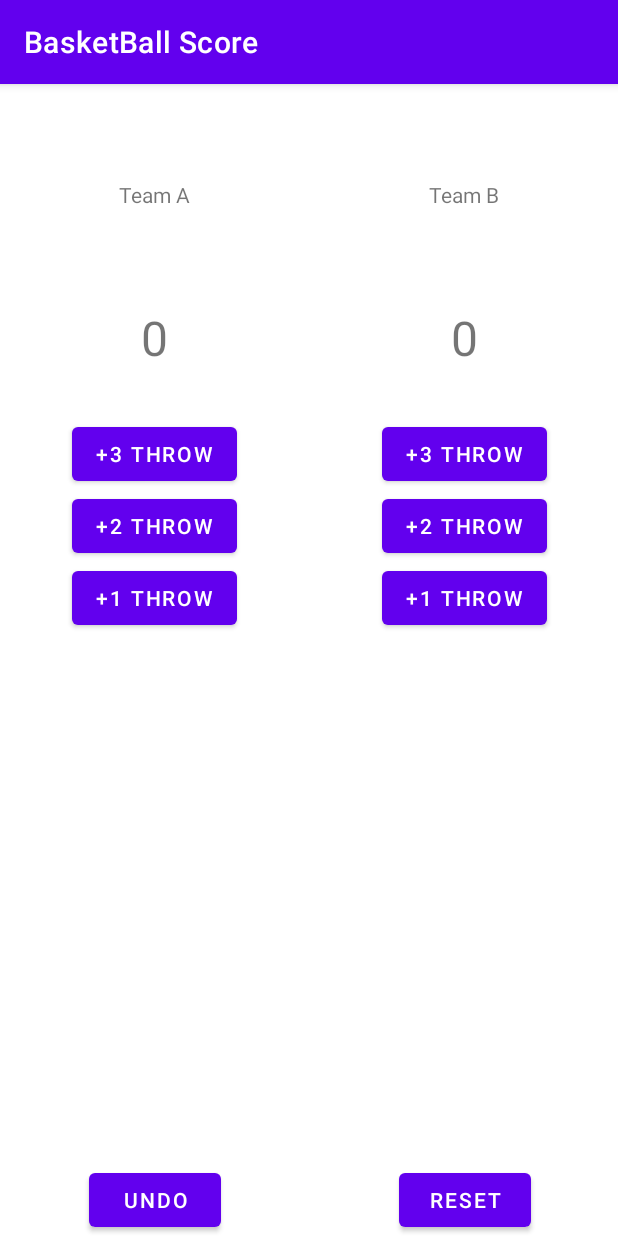
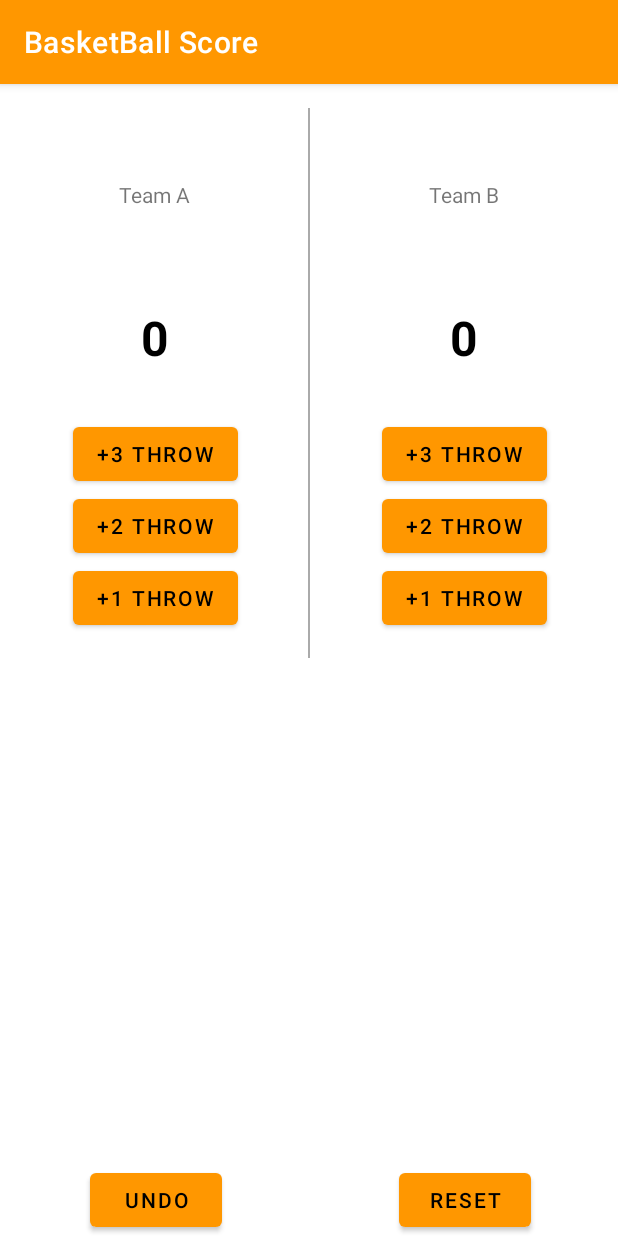
Before and after one commit to astha-singh-2445/BasketBall_Score_Andriod_App, an Android app: the screen it shows after launch (MainActivity), on a phone screen of 412 x 824 dp. Run offline under Robolectric (Android 15) with nearby library versions, the phone set to English and light mode, and no system bars.

Commit message:
color button

```diff
--- a/app/src/main/res/layout/activity_main.xml
+++ b/app/src/main/res/layout/activity_main.xml
@@ -11,12 +11,23 @@
         android:layout_height="wrap_content"
         tools:context=".MainActivity">
 
+        <View
+            android:layout_width="1dp"
+            android:layout_height="0dp"
+            app:layout_constraintTop_toTopOf="parent"
+            app:layout_constraintBottom_toBottomOf="@+id/teamA1Button"
+            app:layout_constraintStart_toStartOf="@+id/guideline"
+            app:layout_constraintEnd_toEndOf="@+id/guideline"
+            android:background="@android:color/darker_gray"
+            android:layout_marginTop="16dp"
+            android:layout_marginBottom="-16dp"/>
+
         <TextView
             android:id="@+id/teamATextView"
             android:layout_width="wrap_content"
             android:layout_height="wrap_content"
             android:layout_marginTop="64dp"
-            android:text="Team A"
+            android:text="@string/team_a"
             app:layout_constraintEnd_toStartOf="@+id/guideline"
             app:layout_constraintStart_toStartOf="parent"
             app:layout_constraintTop_toTopOf="parent" />
@@ -25,7 +36,7 @@
             android:id="@+id/teamBTextView"
             android:layout_width="wrap_content"
             android:layout_height="wrap_content"
-            android:text="Team B"
+            android:text="@string/team_b"
             app:layout_constraintEnd_toEndOf="parent"
             app:layout_constraintStart_toStartOf="@+id/guideline"
             app:layout_constraintTop_toTopOf="@+id/teamATextView" />
@@ -35,7 +46,8 @@
             android:layout_width="wrap_content"
             android:layout_height="wrap_content"
             android:layout_marginTop="64dp"
-            android:textSize="32dp"
+            android:textSize="32sp"
+            style="@style/ScoreTextStyle"
             app:layout_constraintEnd_toEndOf="@+id/teamATextView"
             app:layout_constraintStart_toStartOf="@+id/teamATextView"
             app:layout_constraintTop_toBottomOf="@+id/teamATextView"
@@ -45,7 +57,8 @@
             android:id="@+id/teamBScoreTextView"
             android:layout_width="wrap_content"
             android:layout_height="wrap_content"
-            android:textSize="32dp"
+            android:textSize="32sp"
+            style="@style/ScoreTextStyle"
             app:layout_constraintEnd_toEndOf="@+id/teamBTextView"
             app:layout_constraintStart_toStartOf="@+id/teamBTextView"
             app:layout_constraintTop_toTopOf="@+id/teamAScoreTextView"
@@ -56,7 +69,7 @@
             android:layout_width="wrap_content"
             android:layout_height="wrap_content"
             android:layout_marginTop="32dp"
-            android:text="+3 THROW"
+            android:text="@string/_3_throw"
             app:layout_constraintEnd_toEndOf="@+id/teamAScoreTextView"
             app:layout_constraintStart_toStartOf="@+id/teamAScoreTextView"
             app:layout_constraintTop_toBottomOf="@+id/teamAScoreTextView" />
@@ -65,7 +78,7 @@
             android:id="@+id/teamB3Button"
             android:layout_width="wrap_content"
             android:layout_height="wrap_content"
-            android:text="+3 THROW"
+            android:text="@string/_3_throw"
             app:layout_constraintEnd_toEndOf="@+id/teamBScoreTextView"
             app:layout_constraintStart_toStartOf="@+id/teamBScoreTextView"
             app:layout_constraintTop_toTopOf="@+id/teamA3Button" />
@@ -74,7 +87,7 @@
             android:id="@+id/teamA2Button"
             android:layout_width="wrap_content"
             android:layout_height="wrap_content"
-            android:text="+2 THROW"
+            android:text="@string/_2_throw"
             app:layout_constraintEnd_toEndOf="@+id/teamA3Button"
             app:layout_constraintStart_toStartOf="@+id/teamA3Button"
             app:layout_constraintTop_toBottomOf="@+id/teamA3Button" />
@@ -83,7 +96,7 @@
             android:id="@+id/teamB2Button"
             android:layout_width="wrap_content"
             android:layout_height="wrap_content"
-            android:text="+2 THROW"
+            android:text="@string/_2_throw"
             app:layout_constraintEnd_toEndOf="@+id/teamB3Button"
             app:layout_constraintStart_toStartOf="@+id/teamB3Button"
             app:layout_constraintTop_toTopOf="@+id/teamA2Button" />
@@ -92,7 +105,7 @@
             android:id="@+id/teamA1Button"
             android:layout_width="wrap_content"
             android:layout_height="wrap_content"
-            android:text="+1 THROW"
+            android:text="@string/_1_throw"
             app:layout_constraintEnd_toEndOf="@+id/teamA2Button"
             app:layout_constraintStart_toStartOf="@+id/teamA2Button"
             app:layout_constraintTop_toBottomOf="@+id/teamA2Button" />
@@ -101,7 +114,7 @@
             android:id="@+id/teamB1Button"
             android:layout_width="wrap_content"
             android:layout_height="wrap_content"
-            android:text="+1 THROW"
+            android:text="@string/_1_throw"
             app:layout_constraintEnd_toEndOf="@+id/teamB2Button"
             app:layout_constraintStart_toStartOf="@+id/teamB2Button"
             app:layout_constraintTop_toTopOf="@+id/teamA1Button" />
@@ -110,18 +123,18 @@
             android:id="@+id/undo"
             android:layout_width="wrap_content"
             android:layout_height="wrap_content"
-            android:text="UNDO"
+            android:text="@string/undo"
             app:layout_constraintBottom_toBottomOf="parent"
             app:layout_constraintEnd_toEndOf="@+id/teamA1Button"
             app:layout_constraintStart_toStartOf="@+id/teamA1Button"
             app:layout_constraintTop_toBottomOf="@+id/teamA1Button"
-            app:layout_constraintVertical_bias="1"/>
+            app:layout_constraintVertical_bias="1" />
 
         <Button
             android:id="@+id/reset"
             android:layout_width="wrap_content"
             android:layout_height="wrap_content"
-            android:text="RESET"
+            android:text="@string/reset"
             app:layout_constraintBottom_toBottomOf="@+id/undo"
             app:layout_constraintEnd_toEndOf="@+id/teamB1Button"
             app:layout_constraintStart_toStartOf="@+id/teamB1Button" />
--- a/app/src/main/res/values-night/themes.xml
+++ /dev/null
@@ -1,16 +0,0 @@
-<resources xmlns:tools="http://schemas.android.com/tools">
-    <!-- Base application theme. -->
-    <style name="Theme.BasketBallScore" parent="Theme.MaterialComponents.DayNight.DarkActionBar">
-        <!-- Primary brand color. -->
-        <item name="colorPrimary">@color/purple_200</item>
-        <item name="colorPrimaryVariant">@color/purple_700</item>
-        <item name="colorOnPrimary">@color/black</item>
-        <!-- Secondary brand color. -->
-        <item name="colorSecondary">@color/teal_200</item>
-        <item name="colorSecondaryVariant">@color/teal_200</item>
-        <item name="colorOnSecondary">@color/black</item>
-        <!-- Status bar color. -->
-        <item name="android:statusBarColor">?attr/colorPrimaryVariant</item>
-        <!-- Customize your theme here. -->
-    </style>
-</resources>
--- a/app/src/main/res/values/colors.xml
+++ b/app/src/main/res/values/colors.xml
@@ -7,4 +7,6 @@
     <color name="teal_700">#FF018786</color>
     <color name="black">#FF000000</color>
     <color name="white">#FFFFFFFF</color>
+    <color name="orange">#ffff9700</color>
+    <color name="orange_dark">#ffd66f00</color>
 </resources>
--- a/app/src/main/res/values/strings.xml
+++ b/app/src/main/res/values/strings.xml
@@ -1,3 +1,10 @@
 <resources>
     <string name="app_name">BasketBall Score</string>
+    <string name="team_a">Team A</string>
+    <string name="team_b">Team B</string>
+    <string name="_3_throw">+3 THROW</string>
+    <string name="_2_throw">+2 THROW</string>
+    <string name="_1_throw">+1 THROW</string>
+    <string name="undo">UNDO</string>
+    <string name="reset">RESET</string>
 </resources>
--- a/app/src/main/res/values/themes.xml
+++ b/app/src/main/res/values/themes.xml
@@ -1,10 +1,10 @@
 <resources xmlns:tools="http://schemas.android.com/tools">
     <!-- Base application theme. -->
-    <style name="Theme.BasketBallScore" parent="Theme.MaterialComponents.DayNight.DarkActionBar">
+    <style name="Theme.BasketBallScore" parent="Theme.MaterialComponents.Light.DarkActionBar">
         <!-- Primary brand color. -->
-        <item name="colorPrimary">@color/purple_500</item>
-        <item name="colorPrimaryVariant">@color/purple_700</item>
-        <item name="colorOnPrimary">@color/white</item>
+        <item name="colorPrimary">@color/orange</item>
+        <item name="colorPrimaryVariant">@color/orange_dark</item>
+        <item name="colorOnPrimary">@color/black</item>
         <!-- Secondary brand color. -->
         <item name="colorSecondary">@color/teal_200</item>
         <item name="colorSecondaryVariant">@color/teal_700</item>
@@ -13,4 +13,8 @@
         <item name="android:statusBarColor">?attr/colorPrimaryVariant</item>
         <!-- Customize your theme here. -->
     </style>
+    <style name="ScoreTextStyle">
+        <item name="android:textColor">@color/black</item>
+        <item name="android:textStyle">bold</item>
+    </style>
 </resources>
```
